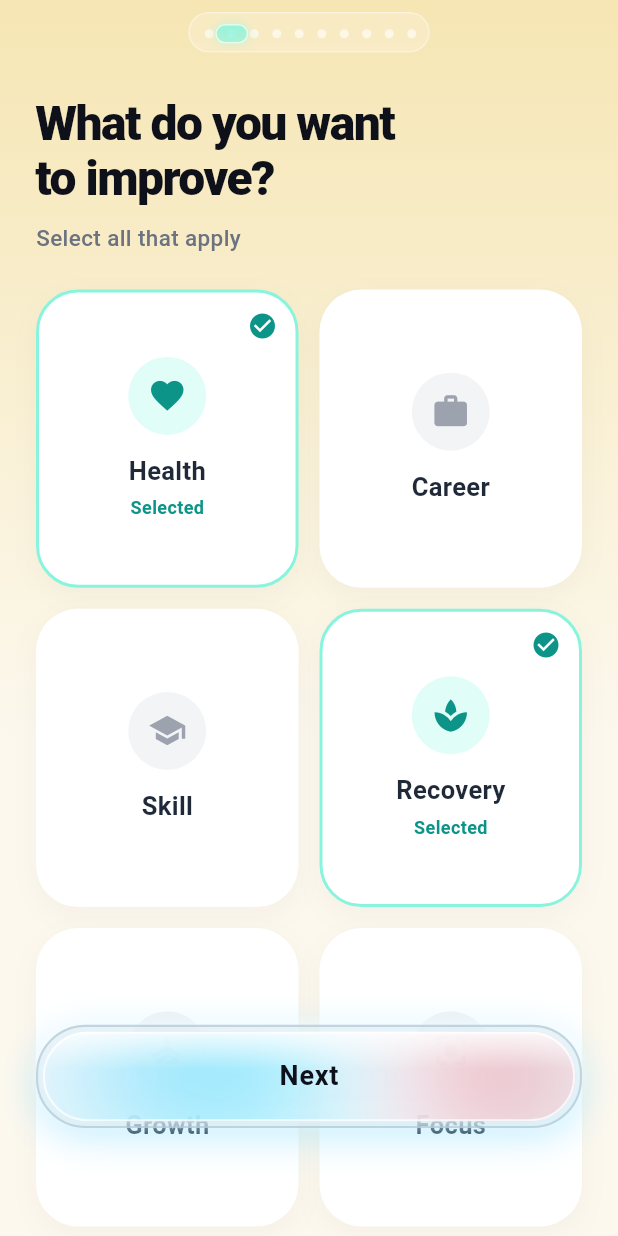
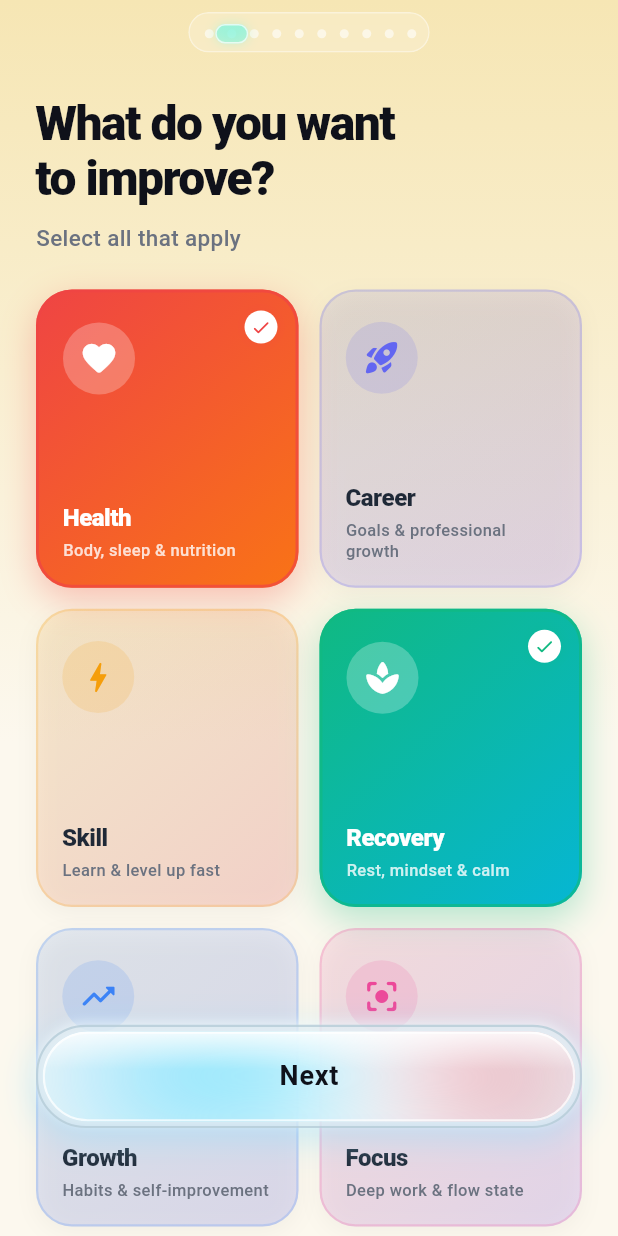
Before and after one commit to Nairitroyavay/optivus2, a Flutter app: the OnboardingScreen screen opened directly, swiped to page 2, on a phone screen of 412 x 824 dp. Run offline on Flutter 3.47's test engine with Material 3 defaults, Android fonts, the phone set to English and light mode, and no system bars.

Commit message:
feat: replace onboarding page 1 cards with bold GoalCategoryCard widget
Co-authored-by: Nairitroyavay <129119588+Nairitroyavay@users.noreply.github.com>

```diff
--- a/lib/onboarding/onboarding_page_1.dart
+++ b/lib/onboarding/onboarding_page_1.dart
@@ -1,5 +1,6 @@
 import 'package:flutter/material.dart';
 import '../onboarding_screen.dart';
+import '../widgets/goal_category_card.dart';
 
 class OnboardingPage1 extends StatefulWidget {
   const OnboardingPage1({super.key});
@@ -11,13 +12,49 @@ class OnboardingPage1 extends StatefulWidget {
 class _OnboardingPage1State extends State<OnboardingPage1> {
   final Set<String> _selectedItems = {'Health', 'Recovery'};
 
-  final List<Map<String, dynamic>> _items = [
-    {'title': 'Health', 'icon': Icons.favorite},
-    {'title': 'Career', 'icon': Icons.work},
-    {'title': 'Skill', 'icon': Icons.school},
-    {'title': 'Recovery', 'icon': Icons.spa},
-    {'title': 'Growth', 'icon': Icons.self_improvement},
-    {'title': 'Focus', 'icon': Icons.center_focus_strong},
+  static const List<_CategoryData> _items = [
+    _CategoryData(
+      title: 'Health',
+      icon: Icons.favorite_rounded,
+      description: 'Body, sleep & nutrition',
+      primary: Color(0xFFEF4444),
+      secondary: Color(0xFFF97316),
+    ),
+    _CategoryData(
+      title: 'Career',
+      icon: Icons.rocket_launch_rounded,
+      description: 'Goals & professional growth',
+      primary: Color(0xFF6366F1),
+      secondary: Color(0xFF8B5CF6),
+    ),
+    _CategoryData(
+      title: 'Skill',
+      icon: Icons.bolt_rounded,
+      description: 'Learn & level up fast',
+      primary: Color(0xFFF59E0B),
+      secondary: Color(0xFFEF4444),
+    ),
+    _CategoryData(
+      title: 'Recovery',
+      icon: Icons.spa_rounded,
+      description: 'Rest, mindset & calm',
+      primary: Color(0xFF10B981),
+      secondary: Color(0xFF06B6D4),
+    ),
+    _CategoryData(
+      title: 'Growth',
+      icon: Icons.trending_up_rounded,
+      description: 'Habits & self-improvement',
+      primary: Color(0xFF3B82F6),
+      secondary: Color(0xFF6366F1),
+    ),
+    _CategoryData(
+      title: 'Focus',
+      icon: Icons.center_focus_strong_rounded,
+      description: 'Deep work & flow state',
+      primary: Color(0xFFEC4899),
+      secondary: Color(0xFF8B5CF6),
+    ),
   ];
 
   @override
@@ -64,73 +101,21 @@ class _OnboardingPage1State extends State<OnboardingPage1> {
             delegate: SliverChildBuilderDelegate(
               (context, index) {
                 final item = _items[index];
-                final isSelected = _selectedItems.contains(item['title']);
-                return GestureDetector(
+                final isSelected = _selectedItems.contains(item.title);
+                return GoalCategoryCard(
+                  title: item.title,
+                  icon: item.icon,
+                  description: item.description,
+                  primaryColor: item.primary,
+                  secondaryColor: item.secondary,
+                  isSelected: isSelected,
                   onTap: () => setState(() {
-                    if (isSelected) _selectedItems.remove(item['title']);
-                    else _selectedItems.add(item['title']);
+                    if (isSelected) {
+                      _selectedItems.remove(item.title);
+                    } else {
+                      _selectedItems.add(item.title);
+                    }
                   }),
-                  child: AnimatedContainer(
-                    duration: const Duration(milliseconds: 200),
-                    decoration: BoxDecoration(
-                      color: Colors.white,
-                      borderRadius: BorderRadius.circular(28),
-                      border: Border.all(
-                        color: isSelected ? const Color(0xFF89F4DD) : Colors.transparent,
-                        width: 2.0,
-                      ),
-                      boxShadow: [
-                        BoxShadow(
-                          color: Colors.black.withOpacity(0.03),
-                          blurRadius: 16,
-                          offset: const Offset(0, 6),
-                        ),
-                      ],
-                    ),
-                    child: Stack(
-                      children: [
-                        Center(
-                          child: Column(
-                            mainAxisAlignment: MainAxisAlignment.center,
-                            children: [
-                              Container(
-                                width: 52,
-                                height: 52,
-                                decoration: BoxDecoration(
-                                  color: isSelected ? const Color(0xFFE0FDF7) : const Color(0xFFF3F4F6),
-                                  shape: BoxShape.circle,
-                                ),
-                                child: Icon(
-                                  item['icon'],
-                                  color: isSelected ? const Color(0xFF0D9488) : const Color(0xFF9CA3AF),
-                                  size: 26,
-                                ),
-                              ),
-                              const SizedBox(height: 12),
-                              Text(
-                                item['title'],
-                                style: const TextStyle(
-                                  fontSize: 17,
-                                  fontWeight: FontWeight.w700,
-                                  color: Color(0xFF1F2937),
-                                ),
-                              ),
-                              if (isSelected) ...[
-                                const SizedBox(height: 4),
-                                const Text('Selected', style: TextStyle(fontSize: 12, fontWeight: FontWeight.w600, color: Color(0xFF0D9488))),
-                              ]
-                            ],
-                          ),
-                        ),
-                        if (isSelected)
-                          const Positioned(
-                            top: 12,
-                            right: 12,
-                            child: Icon(Icons.check_circle, color: Color(0xFF0D9488), size: 20),
-                          ),
-                      ],
-                    ),
-                  ),
                 );
               },
               childCount: _items.length,
@@ -147,3 +132,21 @@ class _OnboardingPage1State extends State<OnboardingPage1> {
     );
   }
 }
+
+/// Immutable data model holding the display properties for a single
+/// goal category tile rendered by [GoalCategoryCard] in the onboarding grid.
+class _CategoryData {
+  final String title;
+  final IconData icon;
+  final String description;
+  final Color primary;
+  final Color secondary;
+
+  const _CategoryData({
+    required this.title,
+    required this.icon,
+    required this.description,
+    required this.primary,
+    required this.secondary,
+  });
+}
--- /dev/null
+++ b/lib/widgets/goal_category_card.dart
@@ -0,0 +1,154 @@
+import 'package:flutter/material.dart';
+
+/// A bold, colorful category card used on onboarding page 1.
+/// Each card has its own gradient, a large icon, title, and
+/// a crisp animated selection state — no glass/blur effects.
+class GoalCategoryCard extends StatelessWidget {
+  final String title;
+  final IconData icon;
+  final String description;
+  final Color primaryColor;
+  final Color secondaryColor;
+  final bool isSelected;
+  final VoidCallback onTap;
+
+  const GoalCategoryCard({
+    super.key,
+    required this.title,
+    required this.icon,
+    required this.description,
+    required this.primaryColor,
+    required this.secondaryColor,
+    required this.isSelected,
+    required this.onTap,
+  });
+
+  @override
+  Widget build(BuildContext context) {
+    return GestureDetector(
+      onTap: onTap,
+      child: AnimatedContainer(
+        duration: const Duration(milliseconds: 200),
+        curve: Curves.easeOutCubic,
+        decoration: BoxDecoration(
+          borderRadius: BorderRadius.circular(24),
+          gradient: LinearGradient(
+            begin: Alignment.topLeft,
+            end: Alignment.bottomRight,
+            colors: isSelected
+                ? [primaryColor, secondaryColor]
+                : [
+                    primaryColor.withOpacity(0.12),
+                    secondaryColor.withOpacity(0.18),
+                  ],
+          ),
+          border: Border.all(
+            color: isSelected
+                ? primaryColor.withOpacity(0.70)
+                : primaryColor.withOpacity(0.20),
+            width: isSelected ? 2.0 : 1.5,
+          ),
+          boxShadow: isSelected
+              ? [
+                  BoxShadow(
+                    color: primaryColor.withOpacity(0.30),
+                    blurRadius: 20,
+                    offset: const Offset(0, 8),
+                  ),
+                ]
+              : [
+                  BoxShadow(
+                    color: Colors.black.withOpacity(0.04),
+                    blurRadius: 12,
+                    offset: const Offset(0, 4),
+                  ),
+                ],
+        ),
+        child: Stack(
+          children: [
+            // Content
+            Padding(
+              padding: const EdgeInsets.fromLTRB(16, 20, 16, 16),
+              child: Column(
+                crossAxisAlignment: CrossAxisAlignment.start,
+                children: [
+                  // Icon circle
+                  Container(
+                    width: 48,
+                    height: 48,
+                    decoration: BoxDecoration(
+                      shape: BoxShape.circle,
+                      color: isSelected
+                          ? Colors.white.withOpacity(0.25)
+                          : primaryColor.withOpacity(0.15),
+                    ),
+                    child: Icon(
+                      icon,
+                      size: 26,
+                      color: isSelected ? Colors.white : primaryColor,
+                    ),
+                  ),
+                  const Spacer(),
+                  // Title
+                  Text(
+                    title,
+                    style: TextStyle(
+                      fontSize: 16,
+                      fontWeight: FontWeight.w800,
+                      color: isSelected ? Colors.white : const Color(0xFF1F2937),
+                      letterSpacing: -0.3,
+                    ),
+                  ),
+                  const SizedBox(height: 3),
+                  // Description
+                  Text(
+                    description,
+                    style: TextStyle(
+                      fontSize: 11,
+                      fontWeight: FontWeight.w500,
+                      color: isSelected
+                          ? Colors.white.withOpacity(0.80)
+                          : const Color(0xFF6B7280),
+                      height: 1.3,
+                    ),
+                  ),
+                ],
+              ),
+            ),
+
+            // Selection checkmark badge
+            AnimatedPositioned(
+              duration: const Duration(milliseconds: 200),
+              curve: Curves.easeOutCubic,
+              top: 12,
+              right: 12,
+              child: AnimatedOpacity(
+                duration: const Duration(milliseconds: 200),
+                opacity: isSelected ? 1.0 : 0.0,
+                child: Container(
+                  width: 22,
+                  height: 22,
+                  decoration: BoxDecoration(
+                    shape: BoxShape.circle,
+                    color: Colors.white,
+                    boxShadow: [
+                      BoxShadow(
+                        color: primaryColor.withOpacity(0.30),
+                        blurRadius: 6,
+                      ),
+                    ],
+                  ),
+                  child: Icon(
+                    Icons.check_rounded,
+                    size: 14,
+                    color: primaryColor,
+                  ),
+                ),
+              ),
+            ),
+          ],
+        ),
+      ),
+    );
+  }
+}
```
